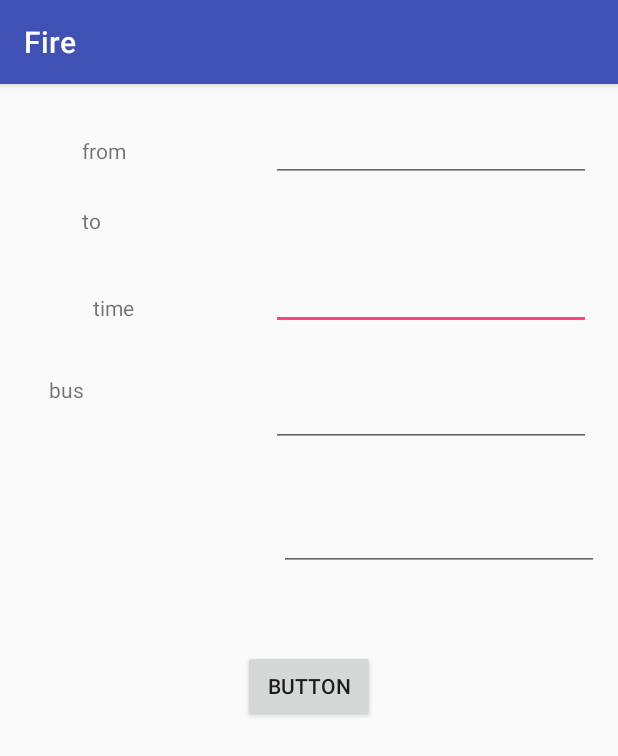
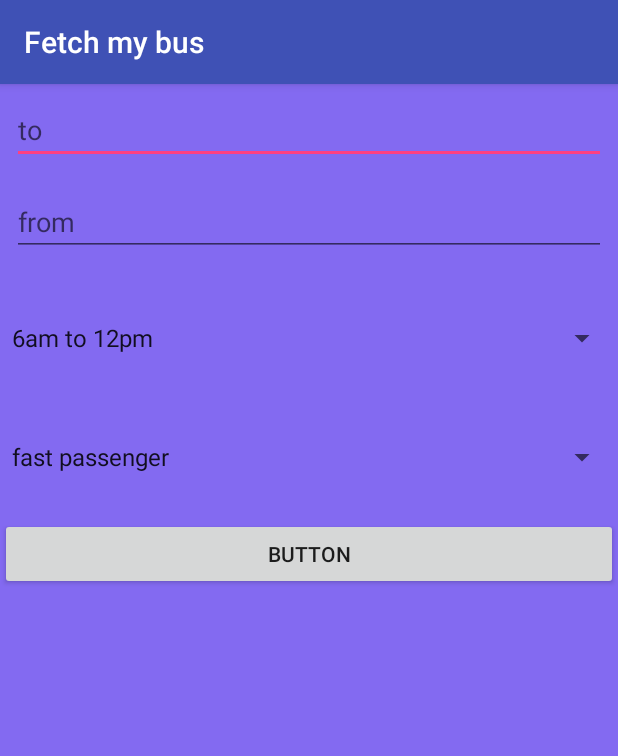
Before and after one commit to vinuvn/catchmybus, an Android app: the Viewdata screen opened directly, with no data from a screen before it, on a phone screen of 412 x 824 dp. Shown: the top 756 px of the screen. Run offline under Robolectric (Android 15) with nearby library versions, the phone set to English and light mode, and no system bars; our stand-ins replace Firebase (no records; nobody signed in at launch, a user with empty details on screens opened directly).

Commit message:
design
Co-Authored-By: vishnudevs <vishnudevs@users.noreply.github.com>

```diff
--- a/app/src/main/java/com/example/vinu/fire/MainActivity.java
+++ b/app/src/main/java/com/example/vinu/fire/MainActivity.java
@@ -48,7 +48,7 @@ public Button save,test;
         setContentView(R.layout.activity_main);
 
 
-        getSupportActionBar().setTitle("Bus Tracker");
+        getSupportActionBar().setTitle("Fetch my bus");
         e1=(EditText)findViewById(R.id.editText);
         e2=(EditText)findViewById(R.id.editText2);
         e3=(EditText)findViewById(R.id.editText3);
--- a/app/src/main/java/com/example/vinu/fire/Viewdata.java
+++ b/app/src/main/java/com/example/vinu/fire/Viewdata.java
@@ -34,11 +34,12 @@ public class Viewdata  extends AppCompatActivity{
     protected void onCreate(@Nullable Bundle savedInstanceState) {
         super.onCreate(savedInstanceState);
         setContentView(R.layout.viewdata_layout);
+        getSupportActionBar().setTitle("Fetch my bus");
         list1=(ListView)findViewById( R.id.listdata);
         mfirebase=FirebaseDatabase.getInstance();
         mdatabase=mfirebase.getReference("bus");
         read=(Button)findViewById(R.id.button5);
-        Toast.makeText(getApplicationContext(),"datasnap", Toast.LENGTH_SHORT).show();
+        //Toast.makeText(getApplicationContext(),"datasnap", Toast.LENGTH_SHORT).show();
         read.setOnClickListener(new View.OnClickListener() {
             @Override
             public void onClick(View v) {
@@ -46,7 +47,7 @@ public class Viewdata  extends AppCompatActivity{
                 mdatabase.addValueEventListener(new ValueEventListener() {
                     @Override
                     public void onDataChange(DataSnapshot dataSnapshot) {
-                        Toast.makeText(getApplicationContext(),"datachange", Toast.LENGTH_SHORT).show();
+                       // Toast.makeText(getApplicationContext(),"datachange", Toast.LENGTH_SHORT).show();
                         showdata(dataSnapshot);
                     }
 
@@ -66,7 +67,7 @@ public class Viewdata  extends AppCompatActivity{
     }
 
     public void showdata(DataSnapshot dataSnapshot) {
-        Toast.makeText(getApplicationContext(),"datachange1111", Toast.LENGTH_SHORT).show();
+        //Toast.makeText(getApplicationContext(),"datachange1111", Toast.LENGTH_SHORT).show();
         ArrayList<String> array=new ArrayList<>();
         for (DataSnapshot ds:dataSnapshot.getChildren())
         {
@@ -74,15 +75,15 @@ public class Viewdata  extends AppCompatActivity{
             userid=ds.getKey().toString();
             Toast.makeText(getApplicationContext(),userid, Toast.LENGTH_SHORT).show();
            // Toast.makeText(getApplicationContext(),userid, Toast.LENGTH_SHORT).show();
-            String a1=  ds.child(userid).child("start").getValue(String.class);
-            Toast.makeText(getApplicationContext(),a1, Toast.LENGTH_SHORT).show();
+           // String a1=  ds.child(userid).child("start").getValue(String.class);
+            Toast.makeText(getApplicationContext(),userid, Toast.LENGTH_SHORT).show();
           //**  user.setNo(ds.child(userid).getValue(com.example.vinu.fire.Userinformation.class).getNo());
           //**  user.setStart(ds.child(userid).getValue(com.example.vinu.fire.Userinformation.class).getStart());
            // Log.d(TAG,"name: "+user.getName());
             //Log.d(TAG,"name: "+user.getClasses());
             //Log.d()
            // ArrayList<String> array=new ArrayList<>();
-            array.add(a1);
+            array.add(userid);
            // array.add(user.getNo());
           //  array.add(user.getStart());
 
--- a/app/src/main/res/layout/activity_main.xml
+++ b/app/src/main/res/layout/activity_main.xml
@@ -4,23 +4,8 @@
     xmlns:tools="http://schemas.android.com/tools"
     android:layout_width="match_parent"
     android:layout_height="match_parent"
+    android:background="@color/bgcolor"
     tools:context="com.example.vinu.fire.MainActivity">
-
-    <TextView
-        android:id="@+id/textView8"
-        android:layout_width="wrap_content"
-        android:layout_height="wrap_content"
-        android:layout_marginBottom="8dp"
-        android:layout_marginLeft="8dp"
-        android:layout_marginRight="8dp"
-        android:layout_marginTop="8dp"
-        android:text="Bus no"
-        app:layout_constraintBottom_toBottomOf="parent"
-        app:layout_constraintHorizontal_bias="0.061"
-        app:layout_constraintLeft_toLeftOf="parent"
-        app:layout_constraintRight_toRightOf="parent"
-        app:layout_constraintTop_toTopOf="parent"
-        app:layout_constraintVertical_bias="0.037" />
 
     <EditText
         android:id="@+id/editText9"
@@ -29,13 +14,14 @@
         android:layout_marginBottom="8dp"
         android:layout_marginTop="92dp"
         android:ems="10"
+        android:hint="bus type"
         android:inputType="textPersonName"
         app:layout_constraintBottom_toBottomOf="parent"
-        app:layout_constraintHorizontal_bias="0.816"
+        app:layout_constraintHorizontal_bias="0.562"
         app:layout_constraintLeft_toLeftOf="parent"
         app:layout_constraintRight_toRightOf="parent"
         app:layout_constraintTop_toBottomOf="@+id/editText3"
-        app:layout_constraintVertical_bias="0.01" />
+        app:layout_constraintVertical_bias="0.06" />
 
     <Button
         android:id="@+id/button2"
@@ -62,9 +48,10 @@
         android:layout_marginRight="8dp"
         android:layout_marginTop="8dp"
         android:ems="10"
+        android:hint="bus no"
         android:inputType="textPersonName"
         app:layout_constraintBottom_toBottomOf="parent"
-        app:layout_constraintHorizontal_bias="0.849"
+        app:layout_constraintHorizontal_bias="0.568"
         app:layout_constraintLeft_toLeftOf="parent"
         app:layout_constraintRight_toRightOf="parent"
         app:layout_constraintTop_toTopOf="parent"
@@ -79,13 +66,14 @@
         android:layout_marginRight="8dp"
         android:layout_marginTop="8dp"
         android:ems="10"
+        android:hint="start"
         android:inputType="textPersonName"
         app:layout_constraintBottom_toTopOf="@+id/button2"
+        app:layout_constraintHorizontal_bias="0.568"
         app:layout_constraintLeft_toLeftOf="parent"
         app:layout_constraintRight_toRightOf="parent"
         app:layout_constraintTop_toBottomOf="@+id/editText"
-        app:layout_constraintHorizontal_bias="0.849"
-        app:layout_constraintVertical_bias="0.03" />
+        app:layout_constraintVertical_bias="0.022" />
 
     <EditText
         android:id="@+id/editText3"
@@ -96,13 +84,14 @@
         android:layout_marginRight="8dp"
         android:layout_marginTop="8dp"
         android:ems="10"
+        android:hint="stop"
         android:inputType="textPersonName"
         app:layout_constraintBottom_toBottomOf="parent"
+        app:layout_constraintHorizontal_bias="0.568"
         app:layout_constraintLeft_toLeftOf="parent"
         app:layout_constraintRight_toRightOf="parent"
-        app:layout_constraintHorizontal_bias="0.849"
-        app:layout_constraintVertical_bias="0.265"
-        app:layout_constraintTop_toTopOf="parent" />
+        app:layout_constraintTop_toTopOf="parent"
+        app:layout_constraintVertical_bias="0.261" />
 
     <Button
         android:id="@+id/button3"
@@ -141,37 +130,13 @@
         android:layout_marginBottom="8dp"
         android:layout_marginTop="21dp"
         android:ems="10"
+        android:hint="time"
         android:inputType="textPersonName"
         app:layout_constraintBottom_toTopOf="@+id/editText9"
-        app:layout_constraintHorizontal_bias="0.816"
+        app:layout_constraintHorizontal_bias="0.562"
         app:layout_constraintLeft_toLeftOf="parent"
         app:layout_constraintRight_toRightOf="parent"
-        app:layout_constraintTop_toBottomOf="@+id/editText3" />
-
-    <EditText
-        android:id="@+id/editText10"
-        android:layout_width="wrap_content"
-        android:layout_height="wrap_content"
-        android:ems="10"
-        android:inputType="textPersonName"
-        android:text="Name"
-        tools:layout_editor_absoluteX="-202dp"
-        tools:layout_editor_absoluteY="-180dp" />
-
-    <TextView
-        android:id="@+id/textView7"
-        android:layout_width="wrap_content"
-        android:layout_height="wrap_content"
-        android:layout_marginBottom="8dp"
-        android:layout_marginLeft="8dp"
-        android:layout_marginRight="8dp"
-        android:text="Bus no"
-        app:layout_constraintBottom_toBottomOf="parent"
-        app:layout_constraintHorizontal_bias="0.073"
-        app:layout_constraintLeft_toLeftOf="parent"
-        app:layout_constraintRight_toRightOf="parent"
-        app:layout_constraintTop_toTopOf="parent"
-        android:layout_marginTop="8dp"
-        app:layout_constraintVertical_bias="0.161" />
+        app:layout_constraintTop_toBottomOf="@+id/editText3"
+        app:layout_constraintVertical_bias="0.166" />
 
 </android.support.constraint.ConstraintLayout>
--- a/app/src/main/res/layout/viewdata_layout.xml
+++ b/app/src/main/res/layout/viewdata_layout.xml
@@ -4,89 +4,64 @@
     xmlns:tools="http://schemas.android.com/tools"
     android:orientation="vertical" android:layout_width="match_parent"
     android:layout_height="match_parent"
-    android:weightSum="1">
+    android:weightSum="1"
+    android:background="@color/bgcolor">
 
-    <android.support.constraint.ConstraintLayout
+    <EditText
+        android:id="@+id/editText5"
         android:layout_width="match_parent"
-        android:layout_height="match_parent"
-        tools:layout_editor_absoluteX="0dp"
-        tools:layout_editor_absoluteY="0dp">
-
-        <TextView
-            android:id="@+id/textView"
-            android:layout_width="30dp"
-            android:layout_height="27dp"
-            android:layout_marginBottom="8dp"
-            android:layout_marginEnd="8dp"
-            android:layout_marginLeft="8dp"
-            android:layout_marginRight="8dp"
-            android:layout_marginStart="8dp"
-            android:layout_marginTop="27dp"
-            android:text="to"
-            app:layout_constraintBottom_toTopOf="@+id/textView3"
-            app:layout_constraintHorizontal_bias="0.127"
-            app:layout_constraintLeft_toLeftOf="parent"
-            app:layout_constraintRight_toRightOf="parent"
-            app:layout_constraintTop_toBottomOf="@+id/textView2"
-            app:layout_constraintVertical_bias="0.0" />
-
-        <TextView
-            android:id="@+id/textView3"
-            android:layout_width="wrap_content"
         android:layout_height="wrap_content"
         android:layout_marginBottom="8dp"
         android:layout_marginEnd="8dp"
         android:layout_marginLeft="8dp"
         android:layout_marginRight="8dp"
         android:layout_marginStart="8dp"
-            android:layout_marginTop="139dp"
-            android:text="time"
+        android:layout_marginTop="8dp"
+        android:ems="10"
+        android:hint="to"
+        android:inputType="textPersonName"
         app:layout_constraintBottom_toBottomOf="parent"
-            app:layout_constraintHorizontal_bias="0.394"
+        app:layout_constraintHorizontal_bias="0.947"
         app:layout_constraintLeft_toLeftOf="parent"
-            app:layout_constraintRight_toLeftOf="@+id/editText6"
+        app:layout_constraintRight_toRightOf="parent"
         app:layout_constraintTop_toTopOf="parent"
-            app:layout_constraintVertical_bias="0.0" />
+        app:layout_constraintVertical_bias="0.157" />
 
-        <TextView
-            android:id="@+id/textView4"
-            android:layout_width="50dp"
-            android:layout_height="31dp"
+    <EditText
+        android:id="@+id/editText6"
+        android:layout_width="match_parent"
+        android:layout_height="wrap_content"
+        android:layout_marginBottom="8dp"
         android:layout_marginEnd="8dp"
+        android:layout_marginLeft="8dp"
+        android:layout_marginRight="8dp"
         android:layout_marginStart="8dp"
-            android:text="bus"
-            android:layout_marginTop="194dp"
-            android:layout_marginRight="8dp"
+        android:layout_marginTop="8dp"
+        android:ems="10"
+        android:hint="from"
+        android:inputType="textPersonName"
+        app:layout_constraintBottom_toBottomOf="parent"
+        app:layout_constraintHorizontal_bias="0.947"
+        app:layout_constraintLeft_toLeftOf="parent"
         app:layout_constraintRight_toRightOf="parent"
-            android:layout_marginLeft="8dp"
-            app:layout_constraintLeft_toLeftOf="parent"
-            app:layout_constraintHorizontal_bias="0.072"
         app:layout_constraintTop_toTopOf="parent"
-            app:layout_constraintBottom_toBottomOf="parent"
-            android:layout_marginBottom="8dp"
-            app:layout_constraintVertical_bias="0.0" />
+        app:layout_constraintVertical_bias="0.267" />
 
-        <TextView
-            android:id="@+id/textView2"
-            android:layout_width="wrap_content"
-            android:layout_height="wrap_content"
-            android:layout_marginEnd="8dp"
-            android:layout_marginStart="8dp"
-            android:text="from"
-            app:layout_constraintTop_toTopOf="parent"
-            android:layout_marginTop="8dp"
-            android:layout_marginRight="8dp"
-            app:layout_constraintRight_toRightOf="parent"
-            android:layout_marginLeft="8dp"
-            app:layout_constraintLeft_toLeftOf="parent"
-            app:layout_constraintBottom_toBottomOf="parent"
-            android:layout_marginBottom="8dp"
-            app:layout_constraintHorizontal_bias="0.127"
-            app:layout_constraintVertical_bias="0.036" />
+    <Spinner
+        android:id="@+id/spinner2"
+        android:layout_width="match_parent"
+        android:layout_height="93dp"
+        android:entries="@array/timing" />
+
+    <Spinner
+        android:id="@+id/spinner"
+        android:layout_width="match_parent"
+        android:layout_height="65dp"
+        android:entries="@array/type" />
 
     <Button
         android:id="@+id/button5"
-            android:layout_width="wrap_content"
+        android:layout_width="match_parent"
         android:layout_height="wrap_content"
         android:layout_marginBottom="8dp"
         android:layout_marginTop="8dp"
@@ -99,9 +74,10 @@
 
     <ListView
         android:id="@+id/listdata"
-            android:layout_width="364dp"
-            android:layout_height="183dp"
+        android:layout_width="match_parent"
+        android:layout_height="119dp"
         android:layout_marginBottom="8dp"
+        android:layout_marginEnd="16dp"
         android:layout_marginRight="16dp"
         android:layout_marginTop="8dp"
         app:layout_constraintBottom_toBottomOf="parent"
@@ -109,73 +85,28 @@
         app:layout_constraintTop_toTopOf="parent"
         app:layout_constraintVertical_bias="1.0" />
 
-        <EditText
-            android:id="@+id/editText5"
-            android:layout_width="wrap_content"
-            android:layout_height="wrap_content"
-            android:layout_marginBottom="8dp"
-            android:layout_marginLeft="8dp"
-            android:layout_marginRight="8dp"
-            android:layout_marginTop="8dp"
-            android:ems="10"
-            android:inputType="textPersonName"
-            app:layout_constraintBottom_toBottomOf="parent"
-            app:layout_constraintHorizontal_bias="0.947"
-            app:layout_constraintLeft_toLeftOf="parent"
-            app:layout_constraintRight_toRightOf="parent"
-            app:layout_constraintTop_toTopOf="parent"
-            app:layout_constraintVertical_bias="0.157" />
+    <android.support.v7.widget.LinearLayoutCompat
+        android:id="@+id/linearLayoutCompat"
+        android:layout_width="match_parent"
+        android:layout_height="match_parent"
+        android:background="@color/bgcolor"
+        android:orientation="vertical"
+        android:paddingLeft="24dp"
 
-        <EditText
-            android:id="@+id/editText6"
-            android:layout_width="wrap_content"
-            android:layout_height="wrap_content"
-            android:layout_marginBottom="8dp"
-            android:layout_marginLeft="8dp"
-            android:layout_marginRight="8dp"
-            android:layout_marginTop="8dp"
-            android:ems="10"
-            android:inputType="textPersonName"
-            app:layout_constraintBottom_toBottomOf="parent"
-            app:layout_constraintHorizontal_bias="0.947"
-            app:layout_constraintLeft_toLeftOf="parent"
-            app:layout_constraintRight_toRightOf="parent"
-            app:layout_constraintTop_toTopOf="parent"
-            app:layout_constraintVertical_bias="0.267" />
+        android:paddingRight="24dp"
+        android:paddingTop="56dp"
+        tools:layout_editor_absoluteX="0dp"
+        tools:layout_editor_absoluteY="0dp"><![CDATA[>
 
-        <EditText
-            android:id="@+id/editText8"
-            android:layout_width="wrap_content"
-            android:layout_height="wrap_content"
-            android:layout_marginBottom="8dp"
-            android:layout_marginLeft="8dp"
-            android:layout_marginRight="8dp"
-            android:layout_marginTop="8dp"
-            android:ems="10"
-            android:inputType="textPersonName"
-            app:layout_constraintBottom_toBottomOf="parent"
-            app:layout_constraintHorizontal_bias="0.973"
-            app:layout_constraintLeft_toLeftOf="parent"
-            app:layout_constraintRight_toRightOf="parent"
-            app:layout_constraintTop_toTopOf="parent"
-            app:layout_constraintVertical_bias="0.384" />
 
-        <EditText
-            android:id="@+id/editText7"
-            android:layout_width="wrap_content"
-            android:layout_height="wrap_content"
-            android:layout_marginBottom="8dp"
-            android:layout_marginLeft="8dp"
-            android:layout_marginRight="8dp"
-            android:layout_marginTop="8dp"
-            android:ems="10"
-            android:inputType="textPersonName"
-            android:text=" "
-            app:layout_constraintBottom_toBottomOf="parent"
-            app:layout_constraintHorizontal_bias="0.947"
-            app:layout_constraintLeft_toLeftOf="parent"
-            app:layout_constraintRight_toRightOf="parent"
-            app:layout_constraintTop_toTopOf="parent"
-            app:layout_constraintVertical_bias="0.017" />
-    </android.support.constraint.ConstraintLayout>
+
+
+
+
+
+
+
+
+
+        ]]></android.support.v7.widget.LinearLayoutCompat>
 </LinearLayout>
--- a/app/src/main/res/values/colors.xml
+++ b/app/src/main/res/values/colors.xml
@@ -3,4 +3,5 @@
     <color name="colorPrimary">#3F51B5</color>
     <color name="colorPrimaryDark">#303F9F</color>
     <color name="colorAccent">#FF4081</color>
+    <color name="bgcolor">#FF836AF1 </color>
 </resources>
--- a/app/src/main/res/values/strings.xml
+++ b/app/src/main/res/values/strings.xml
@@ -1,3 +1,15 @@
 <resources>
     <string name="app_name">Fire</string>
+    <array name="type">
+        <item>fast passenger</item>\
+        <item>limited stop</item>
+        <item>ordinary</item>
+        <item>interstate</item>
+    </array>
+    <array name="timing">
+        <item>6am to 12pm</item>\
+        <item>12pm to 8 pm</item>
+        <item>8pm to 6am</item>
+
+    </array>
 </resources>
```
Lines whose indentation alone changed are shown as unchanged.
